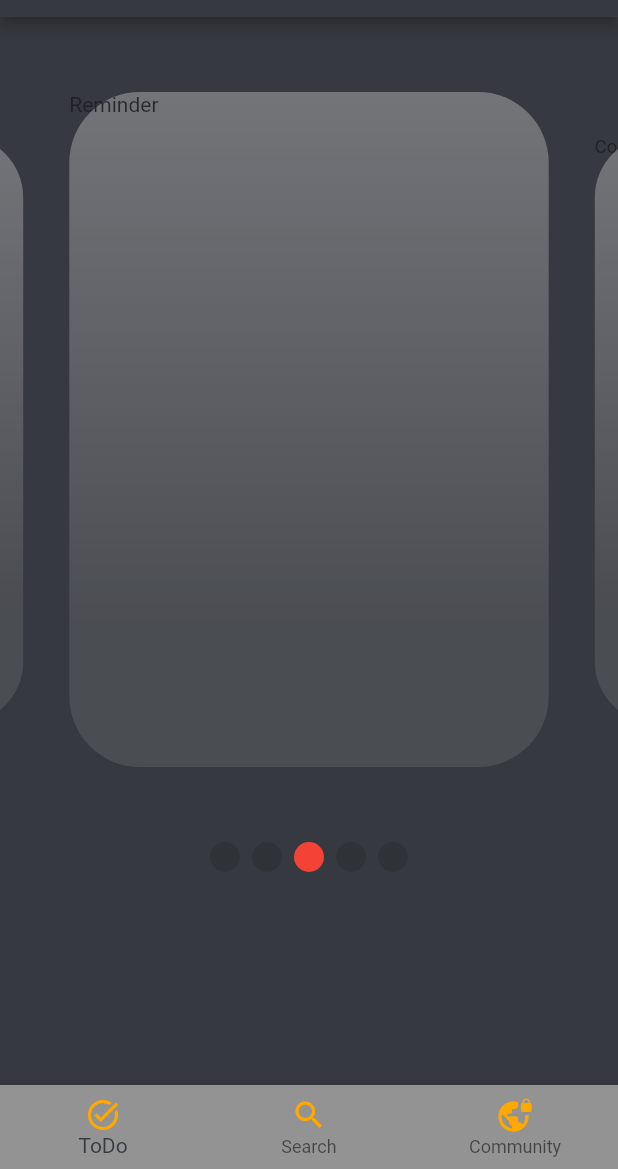
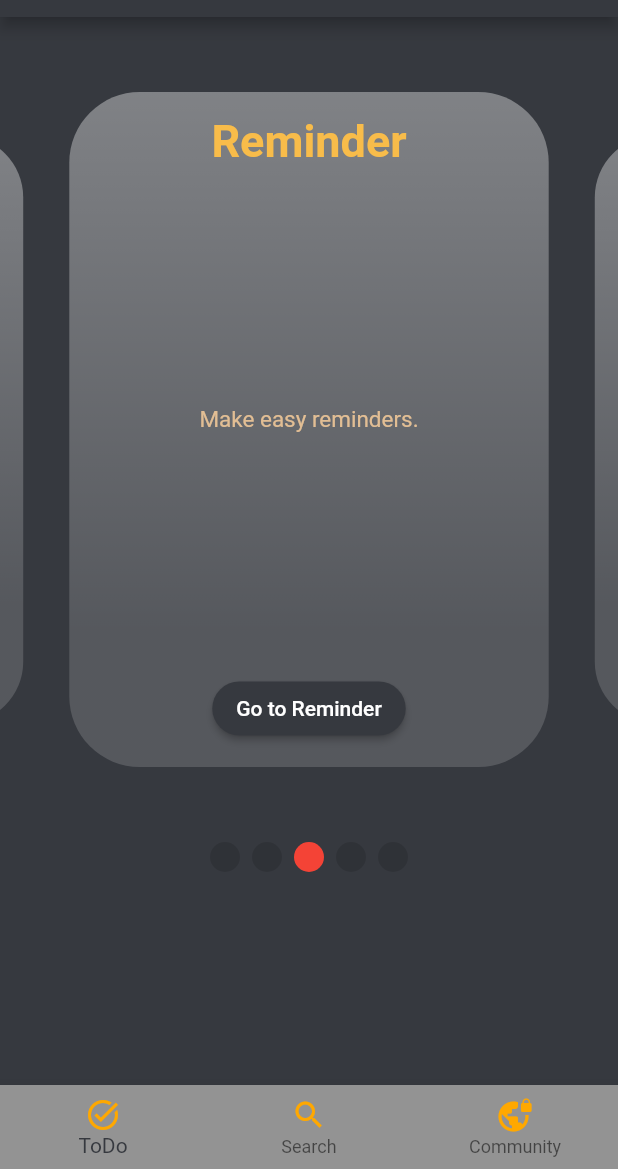
Before and after one commit to aaravs1031/college_buddy, a Flutter app: the screen it shows after launch, swiped to page 3, on a phone screen of 412 x 824 dp, the part 67-1236 px from its top. Run offline on Flutter 3.47's test engine with Material 2 defaults, Android fonts, the phone set to English and light mode, and no system bars; drawn by our look-alikes of carousel_slider, smooth_page_indicator.

Commit message:
added functional screens

```diff
--- a/lib/SwipeCardData.dart
+++ b/lib/SwipeCardData.dart
@@ -3,10 +3,10 @@ import 'package:flutter/material.dart';
 import 'Model/SwipeCardModel.dart';
 
 const SwipeCardDataList = const [
-  SwipeCard(id: 0, title: 'PDF Maker', content: 'Make PDFs easily.'),
+  SwipeCard(id: 0, title: 'PDF-Maker', content: 'Make PDFs easily.'),
   SwipeCard(
-      id: 1, title: 'Photo Tagging', content: 'Tag photos for easy access.'),
+      id: 1, title: 'Photo-Tagging', content: 'Tag photos for easy access.'),
   SwipeCard(id: 2, title: 'Reminder', content: 'Make easy reminders.'),
   SwipeCard(id: 3, title: 'Community', content: 'Connect with peers.'),
-  SwipeCard(id: 4, title: 'ToDo', content: 'Simple ToDo list ; )'),
+  SwipeCard(id: 4, title: 'ToDo', content: 'Simple ToDo list'),
 ];
--- a/lib/Widget/SwipeCardWidget.dart
+++ b/lib/Widget/SwipeCardWidget.dart
@@ -17,6 +17,16 @@ class SwipeCardWidget extends StatefulWidget {
   State<SwipeCardWidget> createState() => _SwipeCardWidgetState();
 }
 
+// final ButtonStyle raisedButtonStyle = ElevatedButton.styleFrom(
+//   onPrimary: Colors.black87,
+//   primary: Colors.grey[300],
+//   minimumSize: Size(88, 36),
+//   padding: EdgeInsets.symmetric(horizontal: 16),
+//   shape: const RoundedRectangleBorder(
+//     borderRadius: BorderRadius.all(Radius.circular(2)),
+//   ),
+// );
+
 class _SwipeCardWidgetState extends State<SwipeCardWidget> {
   @override
   Widget build(BuildContext context) {
@@ -27,24 +37,57 @@ class _SwipeCardWidgetState extends State<SwipeCardWidget> {
             (i) {
               return Builder(
                 builder: (BuildContext context) {
-                    return Opacity(
-                      opacity: 0.5,
-                      child: Container(
+                  return Container(
+                    padding: EdgeInsets.all(15),
                     width: MediaQuery.of(context).size.width,
-                        margin: EdgeInsets.symmetric(
-                            horizontal: 5.0, vertical: 50.0),
+                    margin:
+                        EdgeInsets.symmetric(horizontal: 5.0, vertical: 50.0),
                     decoration: BoxDecoration(
                       borderRadius: BorderRadius.all(Radius.circular(47.0)),
                       gradient: LinearGradient(
                         begin: Alignment.topCenter,
                         end: Alignment(0.0, 0.6),
                         colors: <Color>[
-                              Color.fromRGBO(255, 255, 255, 0.6),
-                              Color.fromRGBO(255, 255, 255, 0.2),
+                          Color.fromRGBO(255, 255, 255, 0.36969),
+                          Color.fromRGBO(255, 255, 255, 0.156387),
                         ],
                       ),
                     ),
-                        child: Text(SwipeCardDataList[i.id].title),
+                    child: Column(
+                      mainAxisAlignment: MainAxisAlignment.spaceBetween,
+                      children: <Widget>[
+                        Text(
+                          SwipeCardDataList[i.id].title,
+                          style: const TextStyle(
+                            fontWeight: FontWeight.bold,
+                            fontSize: 30,
+                            color: Color.fromRGBO(248, 188, 74, 1),
+                          ),
+                          textAlign: TextAlign.center,
+                        ),
+                        Text(
+                          SwipeCardDataList[i.id].content,
+                          style: const TextStyle(
+                            fontSize: 15,
+                            color: Color.fromRGBO(226, 190, 148, 1),
+                          ),
+                          textAlign: TextAlign.justify,
+                        ),
+                        ElevatedButton(
+                          //style: raisedButtonStyle,
+                          style: ElevatedButton.styleFrom(
+                            shape: const RoundedRectangleBorder(
+                              borderRadius:
+                                  BorderRadius.all(Radius.circular(47)),
+                            ),
+                          ),
+                          onPressed: () {
+                            Navigator.of(context).pushNamed(
+                                ('/${SwipeCardDataList[i.id].title}'));
+                          },
+                          child: Text('Go to ${SwipeCardDataList[i.id].title}'),
+                        ),
+                      ],
                     ),
                   );
                 },
@@ -64,7 +107,8 @@ class _SwipeCardWidgetState extends State<SwipeCardWidget> {
                 activeIndex = index;
               });
             }),
-            )),
+          ),
+        ),
         SliderWidget()
       ],
     );
--- a/lib/main.dart
+++ b/lib/main.dart
@@ -1,5 +1,11 @@
 import 'package:flutter/material.dart';
 import 'screens/homescreen.dart';
+
+import 'screens/Community_screen.dart';
+import 'screens/PDFMaker_screen.dart';
+import 'screens/PhotoTagging_screen.dart';
+import 'screens/Reminder_screen.dart';
+import 'screens/ToDo_screen.dart';
 
 void main() {
   runApp(MyApp());
@@ -40,6 +46,13 @@
         iconTheme: IconThemeData(color: Color.fromRGBO(255, 168, 0, 1)),
       ),
       home: HomeScreen(),
+      routes: {
+        '/ToDo': (ctx) => ToDo_screen(),
+        '/Reminder': (ctx) => Reminder_screen(),
+        '/Photo-Tagging': (ctx) => PhotoTagging_screen(),
+        '/PDF-Maker': (ctx) => PDFMaker_screen(),
+        '/Community': (ctx) => Community_Screen(),
+      },
     );
   }
 }
--- /dev/null
+++ b/lib/screens/Reminder_screen.dart
@@ -0,0 +1,18 @@
+import 'package:flutter/material.dart';
+
+class Reminder_screen extends StatefulWidget {
+  static const routeName = '/Reminder';
+  @override
+  State<Reminder_screen> createState() => _Reminder_screenState();
+}
+
+class _Reminder_screenState extends State<Reminder_screen> {
+  @override
+  Widget build(BuildContext context) {
+    return Scaffold(
+      appBar: AppBar(
+        title: Text('Reminder'),
+      ),
+    );
+  }
+}
```
Also changed, not shown: lib/screens/Community_screen.dart (added, +18 -0 lines), lib/screens/PDFMaker_screen.dart (added, +18 -0 lines), lib/screens/PhotoTagging_screen.dart (added, +18 -0 lines), lib/screens/ToDo_screen.dart (added, +18 -0 lines), lib/screens/tabs_screen.dart (deleted), pubspec.lock. Lines whose indentation alone changed are shown as unchanged.
